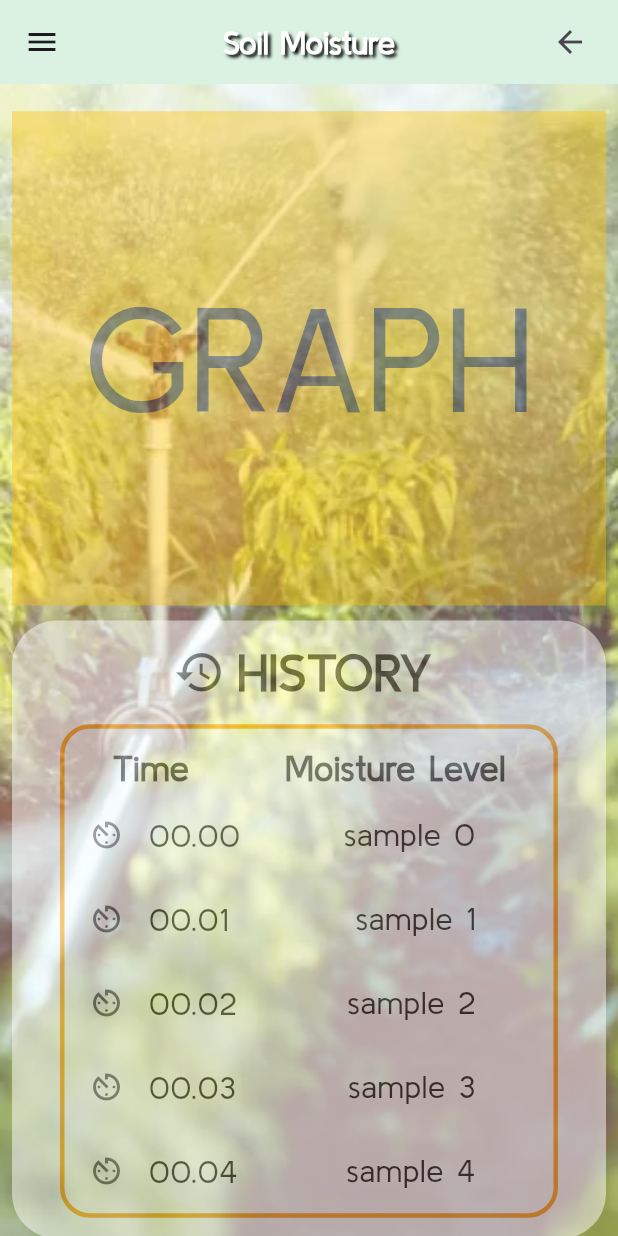
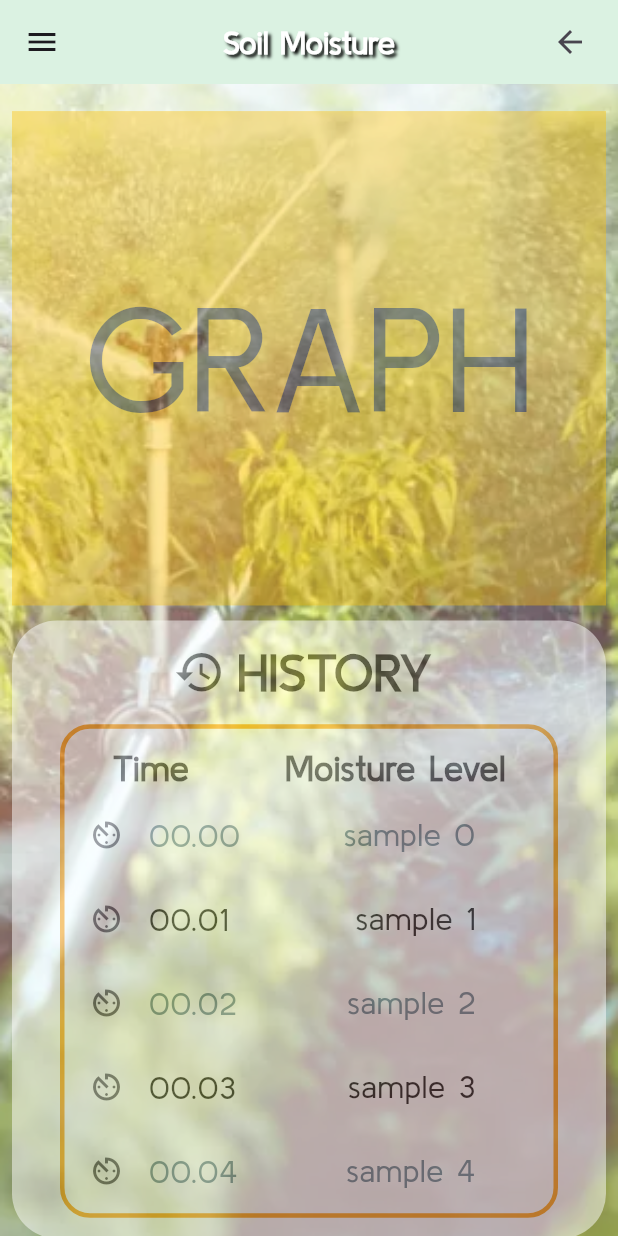
Before and after one commit to SarangthemAmarjit/Soil-Water-Management, a Flutter app: the MoisturePage screen opened by its route, on a phone screen of 412 x 824 dp. Run offline on Flutter 3.47's test engine with Material 3 defaults, Android fonts, the phone set to English and light mode, and no system bars; our stand-ins replace auto_route, flutter_easyloading, flutter_local_notifications, font_awesome_flutter, get, syncfusion_flutter_charts and 2 more; missing offline and left inert: sliding_switch; network calls fail.

Commit message:
ui update

```diff
--- a/lib/pages/moisture.page.dart
+++ b/lib/pages/moisture.page.dart
@@ -174,7 +174,9 @@ class MoisturePage extends StatelessWidget {
                                                 child: Text(
                                                   "sample $index",
                                                   style: TextStyle(
-                                                      color: Colors.black,
+                                                      color: index % 2 == 1
+                                                          ? Colors.black
+                                                          : Colors.blueGrey,
                                                       fontSize:
                                                           screenwidth / 20),
                                                 ),
@@ -182,7 +184,9 @@ class MoisturePage extends StatelessWidget {
                                               title: Text(
                                                 "00.0$index",
                                                 style: TextStyle(
-                                                    color: Colors.black,
+                                                    color: index % 2 == 1
+                                                        ? Colors.black
+                                                        : Colors.blueGrey,
                                                     fontSize: screenwidth / 20),
                                               ));
                                         }),
```
Also changed, not shown: lib/pages/soilNPK.page.dart (+12 -4 lines).
